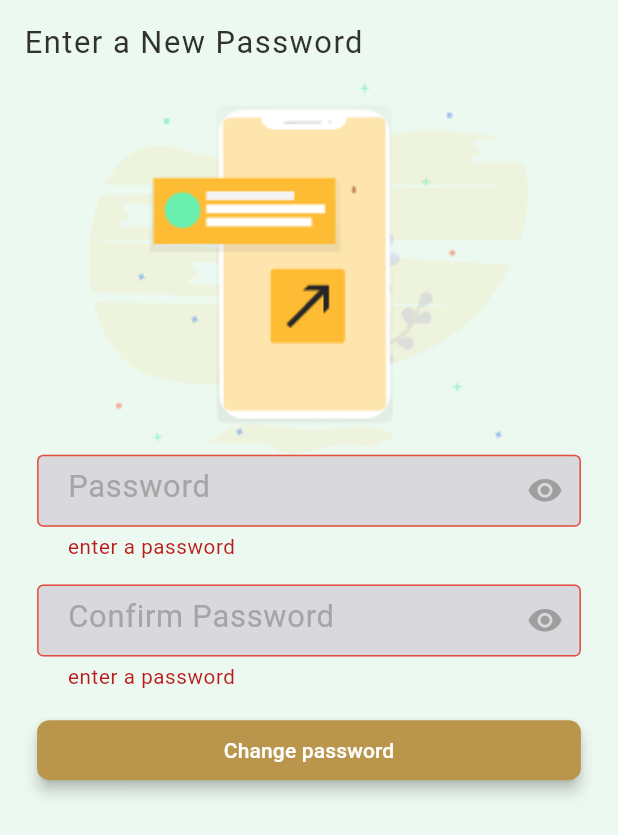
After one commit to GeeksLogicity321/AlKareemApp, a Flutter app: the NewPasswordScreen screen opened directly, after a tap on "Change password", on a phone screen of 412 x 824 dp. The commit adds this screen. Shown: the top 835 px of the screen. Run offline on Flutter 3.47's test engine with Material 3 defaults, Android fonts, the phone set to English and light mode, and no system bars; our stand-ins replace awesome_snackbar_content, google_maps_flutter, image_picker, persistent_bottom_nav_bar, pin_code_fields, shared_preferences and 2 more; missing offline and left inert: flutter_file_downloader, syncfusion_flutter_pdfviewer; accounts and stored records are empty; network calls fail.

Commit message:
maybe final changes

```diff
--- a/lib/Utills/AuthTockenFunctions.dart
+++ b/lib/Utills/AuthTockenFunctions.dart
@@ -1,6 +1,8 @@
 import 'package:flutter/material.dart';
+import 'package:provider/provider.dart';
 import '../View/BottomNavigationBar.dart';
 import '../View/LoginScreen.dart';
+import '../ViewModel/BottomnavProvider.dart';
 import './SnackBars.dart';
 
 import 'package:shared_preferences/shared_preferences.dart';
@@ -48,6 +50,7 @@ void deleteAuthTocken(BuildContext context) async {
       MaterialPageRoute(builder: (context) => LoginScreen()),
       (Route<dynamic> route) => false,
     );
+    context.read<TabControllerProvider>().changeTab(0);
   } catch (e) {
     errorSnackbar(context, 'Error Could not Logout');
   }
--- a/lib/View/FeaturedWeidgetScreen/MapsScreen.dart
+++ b/lib/View/FeaturedWeidgetScreen/MapsScreen.dart
@@ -10,6 +10,7 @@ class MapsScreen extends StatefulWidget {
 }
 
 class _MapsScreenState extends State<MapsScreen> {
+  // ignore: unused_field
   late GoogleMapController _controller;
 
   Map<String, Marker> _markers = {};
@@ -38,7 +39,7 @@ class _MapsScreenState extends State<MapsScreen> {
               child: ElevatedButton(
                   onPressed: () {
                     openGoogleMaps(ApiConstants.alKareemCordinates.latitude,
-                        ApiConstants.alKareemCordinates.longitude,context);
+                        ApiConstants.alKareemCordinates.longitude, context);
                   },
                   child: Text('Get directions')),
             )
--- /dev/null
+++ b/lib/View/NewPasswordScreen.dart
@@ -0,0 +1,145 @@
+import 'package:flutter/material.dart';
+import 'package:provider/provider.dart';
+import 'package:sizer/sizer.dart';
+
+import '../Utills/validation.dart';
+import '../ViewModel/AuthProvider.dart';
+import 'BottomNavigationBar.dart';
+
+class NewPasswordScreen extends StatefulWidget {
+  NewPasswordScreen({super.key});
+
+  @override
+  State<NewPasswordScreen> createState() => _NewPasswordScreenState();
+}
+
+class _NewPasswordScreenState extends State<NewPasswordScreen> {
+  TextEditingController _passwordController = TextEditingController();
+  TextEditingController _passwordController2 = TextEditingController();
+
+  final _formKey = GlobalKey<FormState>();
+  bool _obscure = true;
+  bool _obscure2 = true;
+
+  @override
+  Widget build(BuildContext context) {
+    return Scaffold(
+        appBar: AppBar(
+          title: Text('Enter a New Password'),
+        ),
+        body: Padding(
+          padding: EdgeInsets.symmetric(horizontal: 6.w),
+          child: Form(
+            key: _formKey,
+            child: Column(
+              children: [
+                Image.asset(
+                  'Assets/registration.png',
+                  height: 30.h,
+                  fit: BoxFit.contain,
+                ),
+                TextFormField(
+                  controller: _passwordController,
+                  onChanged: (value) {
+                    context.read<LoginProvider>().setPassword(value);
+                  },
+                  validator: (value) {
+                    return validatePassword(value);
+                  },
+                  obscureText: _obscure,
+                  keyboardType: TextInputType.visiblePassword,
+                  style: TextStyle(fontSize: 10.sp),
+                  decoration: InputDecoration().copyWith(
+                      labelText: 'Password',
+                      hintText: 'Password',
+                      suffixIcon: IconButton(
+                        onPressed: () {
+                          setState(() {
+                            _obscure = !_obscure;
+                          });
+                        },
+                        icon: Icon(_obscure
+                            ? Icons.visibility_sharp
+                            : Icons.visibility_off),
+                      )),
+                ),
+                SizedBox(
+                  height: 2.h,
+                ),
+                TextFormField(
+                  controller: _passwordController2,
+                  onChanged: (value) {
+                    context.read<LoginProvider>().setPassword(value);
+                  },
+                  validator: (value) {
+                    if (value != _passwordController.value.text) {
+                      return 'password dose not match';
+                    } else
+                      return validatePassword(value);
+                  },
+                  obscureText: _obscure2,
+                  keyboardType: TextInputType.visiblePassword,
+                  style: TextStyle(fontSize: 10.sp),
+                  decoration: InputDecoration().copyWith(
+                      labelText: 'Confirm Password',
+                      hintText: 'Confirm Password',
+                      suffixIcon: IconButton(
+                        onPressed: () {
+                          setState(() {
+                            _obscure2 = !_obscure2;
+                          });
+                        },
+                        icon: Icon(_obscure2
+                            ? Icons.visibility_sharp
+                            : Icons.visibility_off),
+                      )),
+                ),
+                SizedBox(
+                  height: 2.h,
+                ),
+                SizedBox(
+                  width: double.infinity,
+                  child: ElevatedButton(
+                    onPressed: () async {
+                      if (_formKey.currentState!.validate()) {
+                        if (await context
+                            .read<LoginProvider>()
+                            .updatePassword(context)) {
+                          FocusScope.of(context).unfocus();
+                          if (context
+                                  .read<LoginProvider>()
+                                  .userObject
+                                  .data!
+                                  .isVerify !=
+                              null) {
+                            if (context
+                                    .read<LoginProvider>()
+                                    .userObject
+                                    .data!
+                                    .isVerify ==
+                                true) {
+                              Navigator.of(context).pushAndRemoveUntil(
+                                  MaterialPageRoute(
+                                      builder: (context) =>
+                                          BottomNavigationBarWidget()),
+                                  (Route<dynamic> route) => false);
+                            } else {
+                              null;
+                            }
+                          }
+                        }
+                      }
+                    },
+                    child: context.watch<LoginProvider>().isLoading
+                        ? CircularProgressIndicator(
+                            color: Colors.white,
+                          )
+                        : Text('Change password'),
+                  ),
+                ),
+              ],
+            ),
+          ),
+        ));
+  }
+}
--- a/lib/constants/ApiConstants.dart
+++ b/lib/constants/ApiConstants.dart
@@ -17,6 +17,8 @@ class ApiConstants {
   static const penalty = '${baseURL}/userPanelty/';
   static const payPenaltyNow = '${baseURL}/payPanelty/';
   static const Email = '${baseURL}/sendmail';
+  static const forgetPassword = '${baseURL}/user/forgotPass/';
+  static const updatePassword = '${baseURL}/user/update/';
   static const LatLng alKareemCordinates =
       LatLng(31.29229738594992, 74.22060065177402);
 }
```
Also changed, not shown: lib/View/ForgotPassword.dart (+41 -13 lines), lib/View/OTP_Screen.dart (+27 -12 lines), lib/View/ProfileScreen/AccountScreen.dart (+105 -12 lines), lib/ViewModel/AuthProvider.dart (+97 -7 lines), lib/ViewModel/PenaltyProvider.dart (+6 -6 lines), 1 other file.
